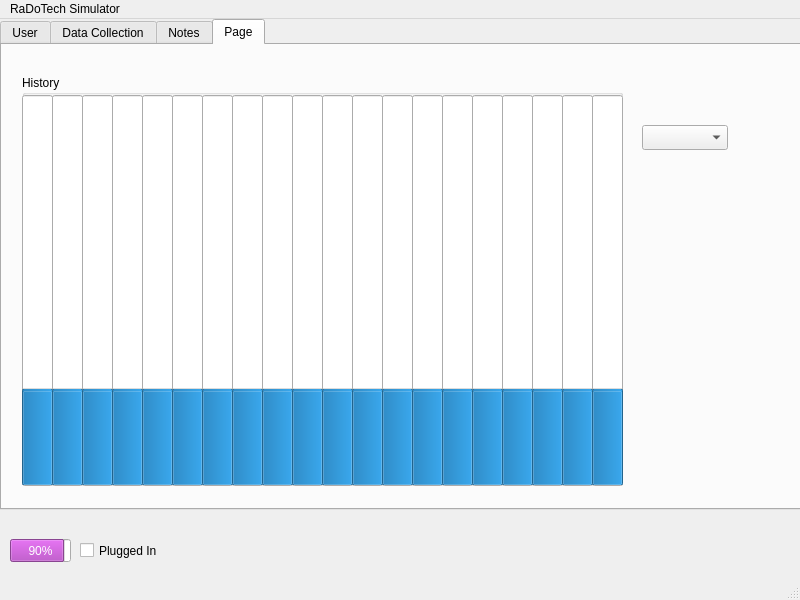
Old version of the form mainwindow.ui in the repository Matt-desousa/COMP3004-FinalProject.
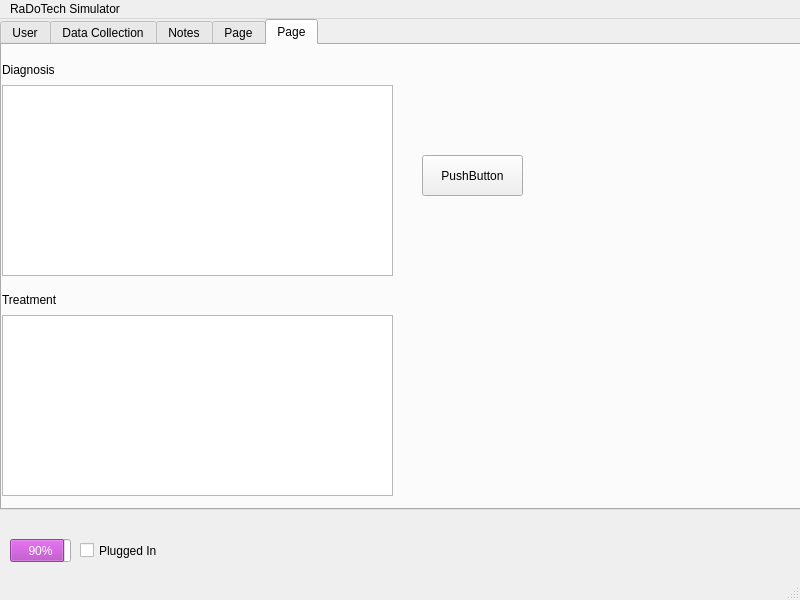
New version of the form.

What changed in the file:
```diff
--- a/mainwindow.ui
+++ b/mainwindow.ui
@@ -99,7 +99,7 @@
      </rect>
     </property>
     <property name="currentIndex">
-     <number>3</number>
+     <number>4</number>
     </property>
     <widget class="QWidget" name="tabUser">
      <attribute name="title">
@@ -1704,6 +1704,70 @@
       </widget>
      </widget>
     </widget>
+    <widget class="QWidget" name="tab_5">
+     <attribute name="title">
+      <string>Page</string>
+     </attribute>
+     <widget class="QLabel" name="label_26">
+      <property name="geometry">
+       <rect>
+        <x>0</x>
+        <y>0</y>
+        <width>120</width>
+        <height>49</height>
+       </rect>
+      </property>
+      <property name="text">
+       <string>Diagnosis</string>
+      </property>
+     </widget>
+     <widget class="QLabel" name="label_27">
+      <property name="geometry">
+       <rect>
+        <x>0</x>
+        <y>230</y>
+        <width>120</width>
+        <height>49</height>
+       </rect>
+      </property>
+      <property name="text">
+       <string>Treatment</string>
+      </property>
+     </widget>
+     <widget class="QTextEdit" name="Dia">
+      <property name="geometry">
+       <rect>
+        <x>0</x>
+        <y>40</y>
+        <width>391</width>
+        <height>191</height>
+       </rect>
+      </property>
+     </widget>
+     <widget class="QTextEdit" name="Tre">
+      <property name="geometry">
+       <rect>
+        <x>0</x>
+        <y>270</y>
+        <width>391</width>
+        <height>181</height>
+       </rect>
+      </property>
+     </widget>
+     <widget class="QPushButton" name="Dia_button">
+      <property name="geometry">
+       <rect>
+        <x>420</x>
+        <y>110</y>
+        <width>101</width>
+        <height>41</height>
+       </rect>
+      </property>
+      <property name="text">
+       <string>PushButton</string>
+      </property>
+     </widget>
+    </widget>
    </widget>
   </widget>
   <widget class="QMenuBar" name="menubar">
```
